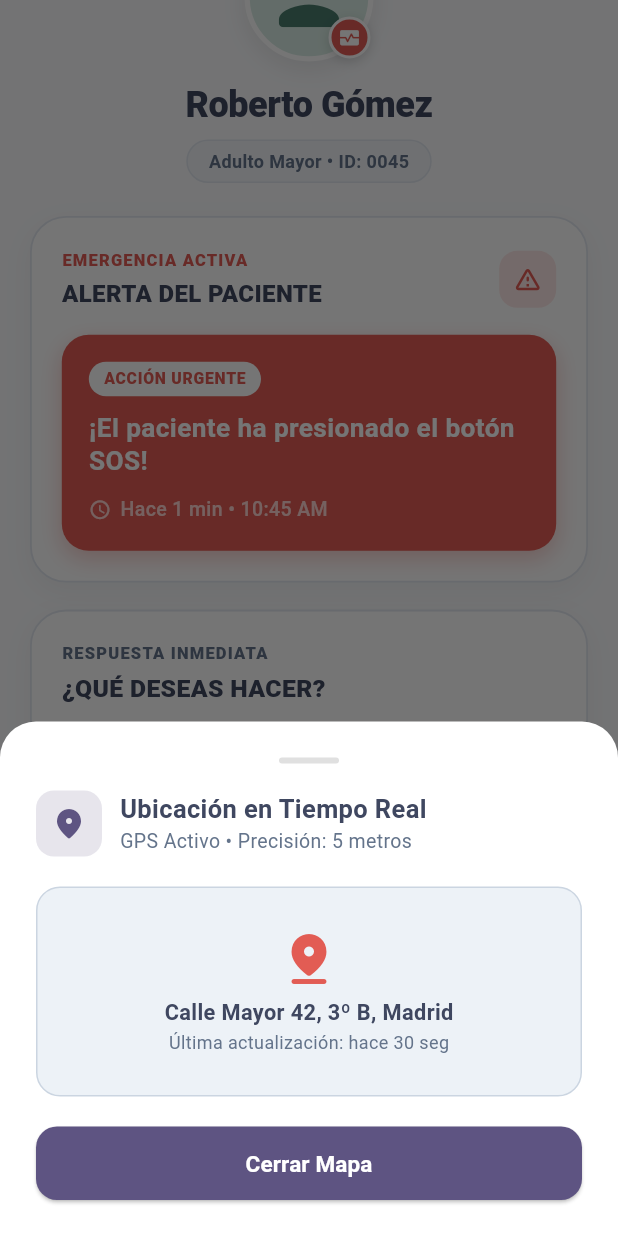
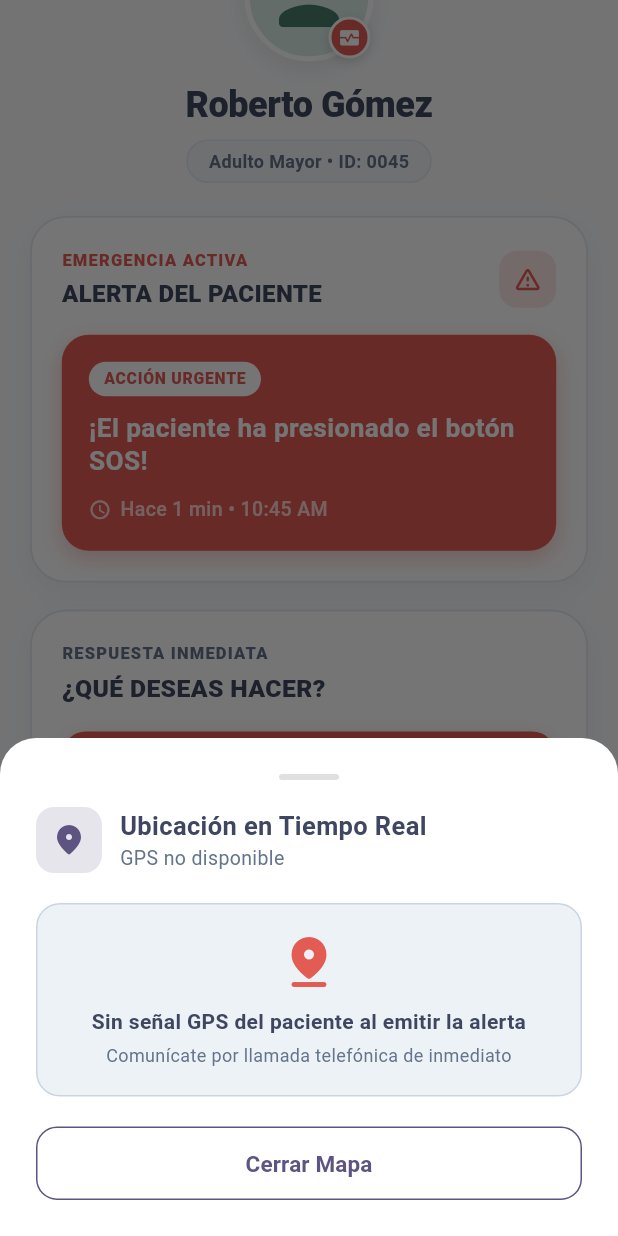
Before and after one commit to RokeRobert/VitalBridge-App, a Flutter app: the AlertaSosCuidadorScreen screen opened directly, scrolled down 268 dp, after a tap on "Ver ubicación en tiempo real", on a phone screen of 412 x 824 dp. Run offline on Flutter 3.47's test engine with Material 3 defaults, Android fonts, the phone set to English and light mode, and no system bars; our stand-ins replace audioplayers, firebase_core, firebase_messaging, flutter_local_notifications, flutter_timezone, geolocator and 5 more; missing offline and left inert: mobile_scanner; accounts and stored records are empty.

Commit message:
fix: resolucion de alarmas en segundo plano, geolocalizacion real en alerta SOS y correcion de zona horaria local

```diff
--- a/lib/screens/alerta_sos_cuidador_screen.dart
+++ b/lib/screens/alerta_sos_cuidador_screen.dart
@@ -162,6 +162,13 @@ class _AlertaSosCuidadorScreenState extends State<AlertaSosCuidadorScreen> {
   }
 
   void _verUbicacion() {
+    final tieneCoordenadas = widget.latitud != null && widget.longitud != null;
+    final latStr = widget.latitud != null ? widget.latitud!.toStringAsFixed(6) : null;
+    final lngStr = widget.longitud != null ? widget.longitud!.toStringAsFixed(6) : null;
+    final urlMaps = tieneCoordenadas
+        ? 'https://www.google.com/maps/search/?api=1&query=${widget.latitud},${widget.longitud}'
+        : null;
+
     showModalBottomSheet(
       context: context,
       backgroundColor: Colors.white,
@@ -196,16 +203,16 @@ class _AlertaSosCuidadorScreenState extends State<AlertaSosCuidadorScreen> {
                   child: const Icon(Icons.location_on_rounded, color: Color(0xFF5E5482), size: 24),
                 ),
                 const SizedBox(width: 12),
-                const Column(
+                Column(
                   crossAxisAlignment: CrossAxisAlignment.start,
                   children: [
-                    Text(
+                    const Text(
                       'Ubicación en Tiempo Real',
                       style: TextStyle(fontSize: 17, fontWeight: FontWeight.bold, color: AppColors.azulOscuro),
                     ),
                     Text(
-                      'GPS Activo • Precisión: 5 metros',
-                      style: TextStyle(fontSize: 13, color: Color(0xFF64748B)),
+                      tieneCoordenadas ? 'GPS Satelital Activo' : 'GPS no disponible',
+                      style: const TextStyle(fontSize: 13, color: Color(0xFF64748B)),
                     ),
                   ],
                 ),
@@ -213,35 +220,66 @@ class _AlertaSosCuidadorScreenState extends State<AlertaSosCuidadorScreen> {
             ),
             const SizedBox(height: 20),
             Container(
-              height: 140,
+              padding: const EdgeInsets.symmetric(horizontal: 16, vertical: 18),
               decoration: BoxDecoration(
                 color: const Color(0xFFEDF2F7),
                 borderRadius: BorderRadius.circular(16),
                 border: Border.all(color: const Color(0xFFCBD5E1)),
               ),
-              child: const Center(
-                child: Column(
-                  mainAxisAlignment: MainAxisAlignment.center,
-                  children: [
-                    Icon(Icons.pin_drop_rounded, size: 40, color: Color(0xFFE25C54)),
-                    SizedBox(height: 6),
+              child: Column(
+                mainAxisAlignment: MainAxisAlignment.center,
+                children: [
+                  const Icon(Icons.pin_drop_rounded, size: 40, color: Color(0xFFE25C54)),
+                  const SizedBox(height: 10),
+                  if (tieneCoordenadas) ...[
                     Text(
-                      'Calle Mayor 42, 3º B, Madrid',
-                      style: TextStyle(fontWeight: FontWeight.bold, fontSize: 14.5, color: AppColors.azulOscuro),
+                      'Coordenadas: $latStr, $lngStr',
+                      textAlign: TextAlign.center,
+                      style: const TextStyle(fontWeight: FontWeight.bold, fontSize: 15, color: AppColors.azulOscuro),
                     ),
-                    Text(
-                      'Última actualización: hace 30 seg',
+                    const SizedBox(height: 4),
+                    const Text(
+                      'Transmitido en vivo por el teléfono del paciente',
+                      textAlign: TextAlign.center,
+                      style: TextStyle(fontSize: 12, color: Color(0xFF64748B)),
+                    ),
+                  ] else ...[
+                    const Text(
+                      'Sin señal GPS del paciente al emitir la alerta',
+                      textAlign: TextAlign.center,
+                      style: TextStyle(fontWeight: FontWeight.bold, fontSize: 14, color: AppColors.azulOscuro),
+                    ),
+                    const SizedBox(height: 4),
+                    const Text(
+                      'Comunícate por llamada telefónica de inmediato',
+                      textAlign: TextAlign.center,
                       style: TextStyle(fontSize: 12, color: Color(0xFF64748B)),
                     ),
                   ],
-                ),
+                ],
               ),
             ),
             const SizedBox(height: 20),
-            ElevatedButton(
-              style: ElevatedButton.styleFrom(
-                backgroundColor: const Color(0xFF5E5482),
-                foregroundColor: Colors.white,
+            if (tieneCoordenadas && urlMaps != null) ...[
+              ElevatedButton.icon(
+                style: ElevatedButton.styleFrom(
+                  backgroundColor: const Color(0xFF336C60),
+                  foregroundColor: Colors.white,
+                  padding: const EdgeInsets.symmetric(vertical: 14),
+                  shape: RoundedRectangleBorder(borderRadius: BorderRadius.circular(14)),
+                ),
+                icon: const Icon(Icons.map_rounded, size: 20),
+                label: const Text('Abrir en Google Maps', style: TextStyle(fontWeight: FontWeight.bold, fontSize: 15)),
+                onPressed: () {
+                  AlarmasNativasService.abrirEnlace(urlMaps);
+                },
+              ),
+              const SizedBox(height: 10),
+            ],
+            OutlinedButton(
+              style: OutlinedButton.styleFrom(
+                foregroundColor: const Color(0xFF5E5482),
+                side: const BorderSide(color: Color(0xFF5E5482)),
                 padding: const EdgeInsets.symmetric(vertical: 14),
                 shape: RoundedRectangleBorder(borderRadius: BorderRadius.circular(14)),
               ),
--- a/lib/services/tratamientos_service.dart
+++ b/lib/services/tratamientos_service.dart
@@ -382,7 +382,7 @@ class TratamientosService {
             if (index != -1) {
               tomasEnCache[index] = tomasEnCache[index].copyWith(
                 estado: 'Tomada',
-                horaTomada: DateTime.tryParse(p['horaTomada'].toString()) ?? DateTime.now(),
+                horaTomada: TomaModel.parseUtc(p['horaTomada']) ?? DateTime.now(),
               );
             }
           }
```
Also changed, not shown: lib/main.dart (+6 -5 lines), lib/models/alerta_sos_model.dart (+16 -7 lines), lib/models/toma_model.dart (+14 -6 lines), lib/services/alarmas_nativas_service.dart (+45 -15 lines), 4 other files.
